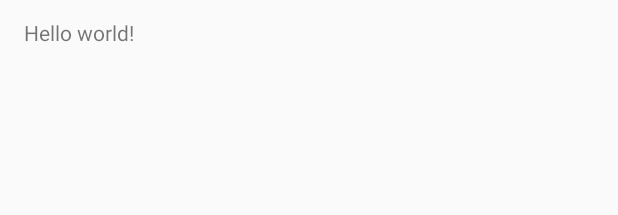
After one commit to johan--/Confly, an Android app: the layout activity_book_detail.xml on its own in the app's theme, with its tools: preview values and no code run, on a phone screen of 412 x 824 dp. The commit adds this screen. Shown: the top 215 px of the screen. Run offline under Robolectric (Android 15) with nearby library versions, the phone set to English and light mode, and no system bars.

Commit message:
BookDetailActivity

```diff
--- a/app/src/main/AndroidManifest.xml
+++ b/app/src/main/AndroidManifest.xml
@@ -16,6 +16,10 @@
                 <category android:name="android.intent.category.LAUNCHER" />
             </intent-filter>
         </activity>
+        <activity
+            android:name=".BookDetailActivity"
+            android:label="@string/title_activity_book_detail" >
+        </activity>
     </application>
 
 </manifest>
--- /dev/null
+++ b/app/src/main/java/com/bookdose/confly/BookDetailActivity.java
@@ -0,0 +1,37 @@
+package com.bookdose.confly;
+
+import android.support.v7.app.ActionBarActivity;
+import android.os.Bundle;
+import android.view.Menu;
+import android.view.MenuItem;
+
+public class BookDetailActivity extends ActionBarActivity {
+
+    @Override
+    protected void onCreate(Bundle savedInstanceState) {
+        super.onCreate(savedInstanceState);
+        setContentView(R.layout.activity_book_detail);
+    }
+
+    @Override
+    public boolean onCreateOptionsMenu(Menu menu) {
+        // Inflate the menu; this adds items to the action bar if it is present.
+        getMenuInflater().inflate(R.menu.menu_book_detail, menu);
+        return true;
+    }
+
+    @Override
+    public boolean onOptionsItemSelected(MenuItem item) {
+        // Handle action bar item clicks here. The action bar will
+        // automatically handle clicks on the Home/Up button, so long
+        // as you specify a parent activity in AndroidManifest.xml.
+        int id = item.getItemId();
+
+        //noinspection SimplifiableIfStatement
+        if (id == R.id.action_settings) {
+            return true;
+        }
+
+        return super.onOptionsItemSelected(item);
+    }
+}
--- /dev/null
+++ b/app/src/main/res/layout-sw600dp/activity_book_detail.xml
@@ -0,0 +1,245 @@
+<RelativeLayout xmlns:android="http://schemas.android.com/apk/res/android"
+    xmlns:tools="http://schemas.android.com/tools"
+    android:layout_width="match_parent"
+    android:layout_height="match_parent"
+    android:background="#FF9999"
+    tools:context=".BookDetailActivity">
+
+    <LinearLayout
+        android:id="@+id/activity_shelf_panel_all"
+        android:layout_width="match_parent"
+        android:layout_height="match_parent"
+        android:orientation="vertical" >
+
+        <LinearLayout
+            android:id="@+id/activity_shelf_panel_header"
+            android:layout_width="match_parent"
+            android:layout_height="wrap_content"
+            android:paddingTop="10dp"
+            android:paddingBottom="10dp"
+            android:background="#0D0E0F">
+
+            <ImageButton
+                android:id="@+id/activity_book_download_detail_btn_back"
+                android:layout_width="wrap_content"
+                android:layout_height="wrap_content"
+                android:layout_gravity="center"
+                android:background="@drawable/back_icon"/>
+
+            <TextView
+                android:id="@+id/activity_book_download_detail_txt_title"
+                android:layout_width="0dp"
+                android:layout_height="wrap_content"
+                android:layout_weight="1"
+                android:layout_marginLeft="5dp"
+                android:layout_marginRight="5dp"
+                android:layout_marginTop="8dp"
+                android:singleLine="true"
+                android:ellipsize="end"
+                android:textColor="#135035"
+                android:textStyle="bold"
+                android:textSize="22dp"
+                android:gravity="center"/>
+
+
+
+            <ImageButton
+                android:id="@+id/activity_shelf_btn_reserve"
+                android:layout_width="wrap_content"
+                android:layout_height="wrap_content"
+                android:layout_marginTop="8dp"
+                android:layout_marginRight="8dp"
+                android:background="@drawable/menu_inactive"/>
+
+        </LinearLayout>
+
+
+        <LinearLayout
+            android:layout_width="match_parent"
+            android:layout_height="0dp"
+            android:layout_weight="0.3"
+            android:paddingLeft="5dp"
+            android:paddingRight="5dp"
+            android:paddingTop="5dp"
+            android:paddingBottom="5dp"  >
+            <LinearLayout
+                android:layout_width="0dp"
+                android:layout_height="match_parent"
+                android:layout_weight="1"
+                android:layout_marginRight="10dp"
+                android:gravity="center">
+                <ImageView
+                    android:id="@+id/activity_book_download_detail_cover_img"
+                    android:layout_width="wrap_content"
+                    android:layout_height="wrap_content"/>
+            </LinearLayout>
+            <LinearLayout
+                android:layout_width="0dp"
+                android:layout_height="match_parent"
+                android:layout_weight="1"
+                android:layout_marginRight="10dp"
+                android:gravity="center">
+                <ImageButton
+                    android:id="@+id/activity_book_download_detail_btn_download"
+                    android:layout_width="wrap_content"
+                    android:layout_height="wrap_content"
+                    android:background="@drawable/add_shelf_icon"/>
+            </LinearLayout>
+        </LinearLayout>
+
+
+
+
+
+        <LinearLayout
+            android:layout_width="match_parent"
+            android:layout_height="0dp"
+            android:layout_weight="0.3"
+            android:paddingLeft="5dp"
+            android:paddingRight="5dp">
+
+            <LinearLayout
+                android:layout_width="0dp"
+                android:layout_height="match_parent"
+                android:layout_weight="1"
+                android:gravity="center_vertical"
+                android:paddingLeft="10dp"
+                android:paddingRight="10dp"
+                android:orientation="vertical">
+
+                <RelativeLayout
+                    android:layout_width="match_parent"
+                    android:layout_height="wrap_content"
+                    android:padding="8dp"
+                    android:background="#d6dacf">
+                    <LinearLayout
+                        android:layout_width="match_parent"
+                        android:layout_height="wrap_content"
+                        android:paddingTop="3dp"    >
+
+                        <TextView
+                            android:id="@+id/activity_book_download_detail_txt_name"
+                            android:layout_width="wrap_content"
+                            android:layout_height="wrap_content"
+                            android:singleLine="true"
+                            android:ellipsize="end"
+                            android:text="BOOK TITLE"
+                            android:textSize="22dp"
+                            android:textColor="#605f5f"
+                            android:textStyle="bold"
+                            android:gravity="center"/>
+                    </LinearLayout>
+                    <LinearLayout
+                        android:layout_width="wrap_content"
+                        android:layout_height="wrap_content"
+                        android:layout_alignParentRight="true"
+                        android:paddingTop="3dp">
+                        <TextView
+                            android:layout_width="wrap_content"
+                            android:layout_height="wrap_content"
+                            android:text="SHARE : "
+                            android:textColor="#000"
+                            android:textSize="18sp"
+                            android:paddingRight="5dp"/>
+                        <ImageButton
+                            android:id="@+id/btn_facebook"
+                            android:layout_width="wrap_content"
+                            android:layout_height="wrap_content"
+                            android:background="@drawable/facebook"
+                            android:layout_marginRight="10dp"  />
+                        <ImageButton
+                            android:id="@+id/btn_twitter"
+                            android:layout_width="wrap_content"
+                            android:layout_height="wrap_content"
+                            android:background="@drawable/twitter"
+                            android:layout_marginRight="10dp"     />
+
+                    </LinearLayout>
+
+                </RelativeLayout>
+
+                <LinearLayout
+                    android:layout_width="wrap_content"
+                    android:layout_height="wrap_content"
+                    android:padding="3dp"/>
+
+                <RelativeLayout
+                    android:layout_width="match_parent"
+                    android:layout_height="wrap_content"  >
+
+                    <LinearLayout
+                        android:layout_width="match_parent"
+                        android:layout_height="290dp"
+                        android:background="#FFFFFF"
+                        android:orientation="vertical"
+                        android:padding="7dp" >
+
+                        <ImageButton
+                            android:layout_width="wrap_content"
+                            android:layout_height="wrap_content"
+                            android:background="@drawable/bt_text_scroll_up"
+                            android:layout_gravity="right"/>
+                        <ScrollView
+                            android:layout_width="match_parent"
+                            android:layout_height="0dp"
+                            android:layout_weight="1">
+                            <TextView
+                                android:id="@+id/activity_book_download_detail_txt_desc"
+                                android:layout_width="match_parent"
+                                android:layout_height="wrap_content"
+                                android:scrollHorizontally="false"
+                                android:text="BOOK DESC"
+                                android:textSize="18dp"
+                                android:textColor="#aaa"
+                                android:textStyle="bold"
+                                android:layout_marginBottom="25dp"/>
+                        </ScrollView>
+                        <ImageButton
+                            android:layout_width="wrap_content"
+                            android:layout_height="wrap_content"
+                            android:background="@drawable/bt_text_scroll_down"
+                            android:layout_gravity="right"/>
+                    </LinearLayout>
+                </RelativeLayout>
+
+
+
+            </LinearLayout>
+
+        </LinearLayout>
+
+        <FrameLayout
+            android:id="@+id/activity_shelf_panel_footer"
+            android:layout_width="match_parent"
+            android:layout_height="wrap_content"
+            android:paddingLeft="@dimen/activity_horizontal_margin"
+            android:paddingRight="@dimen/activity_horizontal_margin"
+            android:paddingTop="14dp"
+            android:paddingBottom="8dp"
+            android:background="#0D0E0F"  >
+            <LinearLayout
+                android:layout_width="wrap_content"
+                android:layout_height="30dp"
+                android:layout_gravity="bottom|center_horizontal" >
+                <ImageButton
+                    android:id="@+id/download_menu"
+                    android:layout_width="wrap_content"
+                    android:layout_height="wrap_content"
+                    android:layout_marginRight="@dimen/activity_horizontal_margin"
+                    android:background="@drawable/download_inactive"/>
+
+
+                <ImageButton
+                    android:id="@+id/myshelf_menu"
+                    android:layout_width="wrap_content"
+                    android:layout_height="wrap_content"
+                    android:layout_marginLeft="@dimen/activity_horizontal_margin"
+                    android:background="@drawable/myshelf_inactive"/>
+            </LinearLayout>
+
+
+
+        </FrameLayout>
+
+    </LinearLayout>
+</RelativeLayout>
--- a/app/src/main/res/layout-sw600dp/activity_confly.xml
+++ b/app/src/main/res/layout-sw600dp/activity_confly.xml
@@ -63,8 +63,8 @@
                 android:layout_alignParentRight="true"
                 android:layout_centerVertical="true"/>
             </LinearLayout>
+    </RelativeLayout>
 
-    </RelativeLayout>
         <RelativeLayout
             android:id="@+id/activity_shelf_panel_header1"
             android:layout_width="match_parent"
--- /dev/null
+++ b/app/src/main/res/layout/activity_book_detail.xml
@@ -0,0 +1,12 @@
+<RelativeLayout xmlns:android="http://schemas.android.com/apk/res/android"
+    xmlns:tools="http://schemas.android.com/tools" android:layout_width="match_parent"
+    android:layout_height="match_parent" android:paddingLeft="@dimen/activity_horizontal_margin"
+    android:paddingRight="@dimen/activity_horizontal_margin"
+    android:paddingTop="@dimen/activity_vertical_margin"
+    android:paddingBottom="@dimen/activity_vertical_margin"
+    tools:context="com.bookdose.confly.BookDetailActivity">
+
+    <TextView android:text="@string/hello_world" android:layout_width="wrap_content"
+        android:layout_height="wrap_content" />
+
+</RelativeLayout>
--- /dev/null
+++ b/app/src/main/res/menu/menu_book_detail.xml
@@ -0,0 +1,7 @@
+<menu xmlns:android="http://schemas.android.com/apk/res/android"
+    xmlns:app="http://schemas.android.com/apk/res-auto"
+    xmlns:tools="http://schemas.android.com/tools"
+    tools:context="com.bookdose.confly.BookDetailActivity">
+    <item android:id="@+id/action_settings" android:title="@string/action_settings"
+        android:orderInCategory="100" app:showAsAction="never" />
+</menu>
--- a/app/src/main/res/values/strings.xml
+++ b/app/src/main/res/values/strings.xml
@@ -3,4 +3,5 @@
 
     <string name="hello_world">Hello world!</string>
     <string name="action_settings">Settings</string>
+    <string name="title_activity_book_detail">BookDetailActivity</string>
 </resources>
```
Also changed, not shown: app/src/main/res/drawable-xhdpi/add_shelf_icon.png (added), app/src/main/res/drawable-xhdpi/bt_text_scroll_down.png (added), app/src/main/res/drawable-xhdpi/bt_text_scroll_up.png (added), app/src/main/res/drawable-xhdpi/facebook.png (added), app/src/main/res/drawable-xhdpi/twitter.png (added), app/src/main/res/drawable/add_shelf_icon.png (added), app/src/main/res/drawable/bt_text_scroll_down.png (added), app/src/main/res/drawable/bt_text_scroll_up.png (added), app/src/main/res/drawable/facebook.png (added), app/src/main/res/drawable/twitter.png (added).
